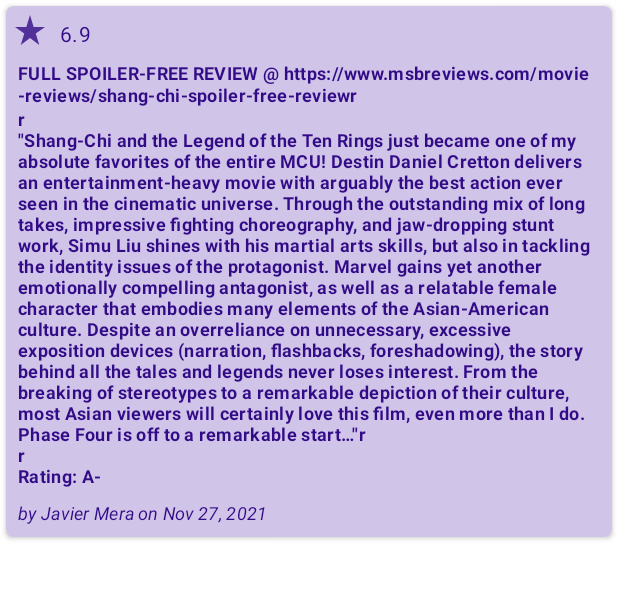
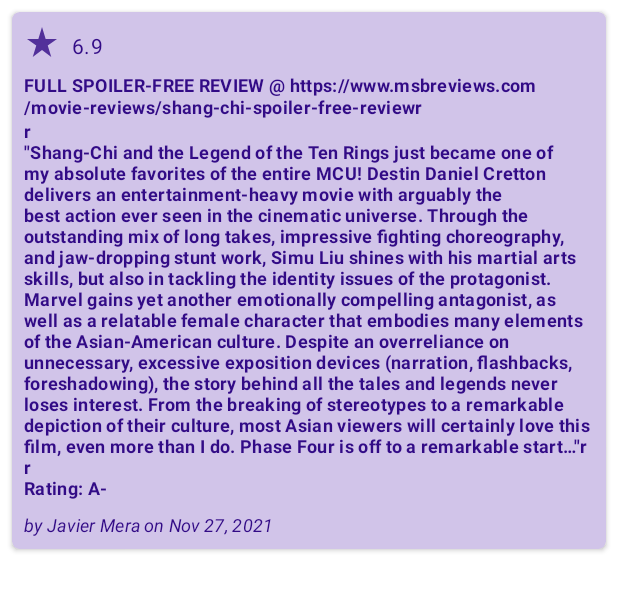
Before and after one commit to JaviMera/CineMe, an Android app: the layout review_item.xml on its own in the app's theme, with its tools: preview values and no code run, on a phone screen of 412 x 824 dp. Shown: the top 591 px of the screen. Run offline under Robolectric (Android 15) with nearby library versions, the phone set to English and light mode, and no system bars.

```diff
--- a/app/src/main/res/layout/fragment_movie_details.xml
+++ b/app/src/main/res/layout/fragment_movie_details.xml
@@ -208,6 +208,7 @@
                 style="@style/BaseTitle.Details"
                 android:layout_width="wrap_content"
                 android:layout_height="wrap_content"
+                android:layout_marginStart="8dp"
                 android:text="@string/details_movie_reviews_title"
                 app:layout_constraintStart_toStartOf="parent"
                 app:layout_constraintTop_toBottomOf="@id/details_movie_reviews_linebreak" />
--- a/app/src/main/res/values-night/themes.xml
+++ b/app/src/main/res/values-night/themes.xml
@@ -23,7 +23,7 @@
         <item name="baseColor">@color/colorPrimaryLight</item>
         <item name="movieBackground">@color/colorPrimaryDark</item>
         <item name="cardCornerRadius">@dimen/cardview_corner_radius</item>
-        <item name="cardMarginSmall">@dimen/cardview_margin</item>
+        <item name="cardMarginSmall">@dimen/small_margin_dimen</item>
         <item name="cardMarginXSmall">@dimen/x_small_margin_dimen</item>
         <item name="cardElevation">@dimen/xx_small_margin_dimen</item>
     </style>
--- a/app/src/main/res/values/dimens.xml
+++ b/app/src/main/res/values/dimens.xml
@@ -11,7 +11,6 @@
     <dimen name="medium_text_dimen">12sp</dimen>
     <dimen name="large_text_dimen">18sp</dimen>
     <dimen name="x_large_text_dimen">24sp</dimen>
-    <dimen name="cardview_margin">10dp</dimen>
     <dimen name="cardview_corner_radius">5dp</dimen>
     <dimen name="cardview_genre_corner_radius">20dp</dimen>
     <dimen name="favorite_icon_size">20dp</dimen>
--- a/app/src/main/res/values/themes.xml
+++ b/app/src/main/res/values/themes.xml
@@ -22,7 +22,7 @@
         <item name="baseColor">@color/colorPrimaryDark</item>
         <item name="movieBackground">@color/colorPrimaryLight</item>
         <item name="cardCornerRadius">@dimen/cardview_corner_radius</item>
-        <item name="cardMarginSmall">@dimen/cardview_margin</item>
+        <item name="cardMarginSmall">@dimen/small_margin_dimen</item>
         <item name="cardMarginXSmall">@dimen/x_small_margin_dimen</item>
         <item name="cardElevation">@dimen/xx_small_margin_dimen</item>
     </style>
@@ -176,7 +176,7 @@
     </style>
 
     <style name="BaseActor.BaseContainer" parent="Widget.MaterialComponents.CardView">
-        <item name="android:layout_margin">@dimen/cardview_margin</item>
+        <item name="android:layout_margin">@dimen/small_margin_dimen</item>
         <item name="cardCornerRadius">?cardCornerRadius</item>
     </style>
 
@@ -301,7 +301,7 @@
     </style>
 
     <style name="MovieReviewContainer" parent="Widget.MaterialComponents.CardView">
-        <item name="android:layout_margin">@dimen/x_small_margin_dimen</item>
+        <item name="android:layout_margin">@dimen/small_margin_dimen</item>
         <item name="cardCornerRadius">?cardCornerRadius</item>
         <item name="cardBackgroundColor">?movieBackground</item>
         <item name="cardElevation">?cardElevation</item>
```
